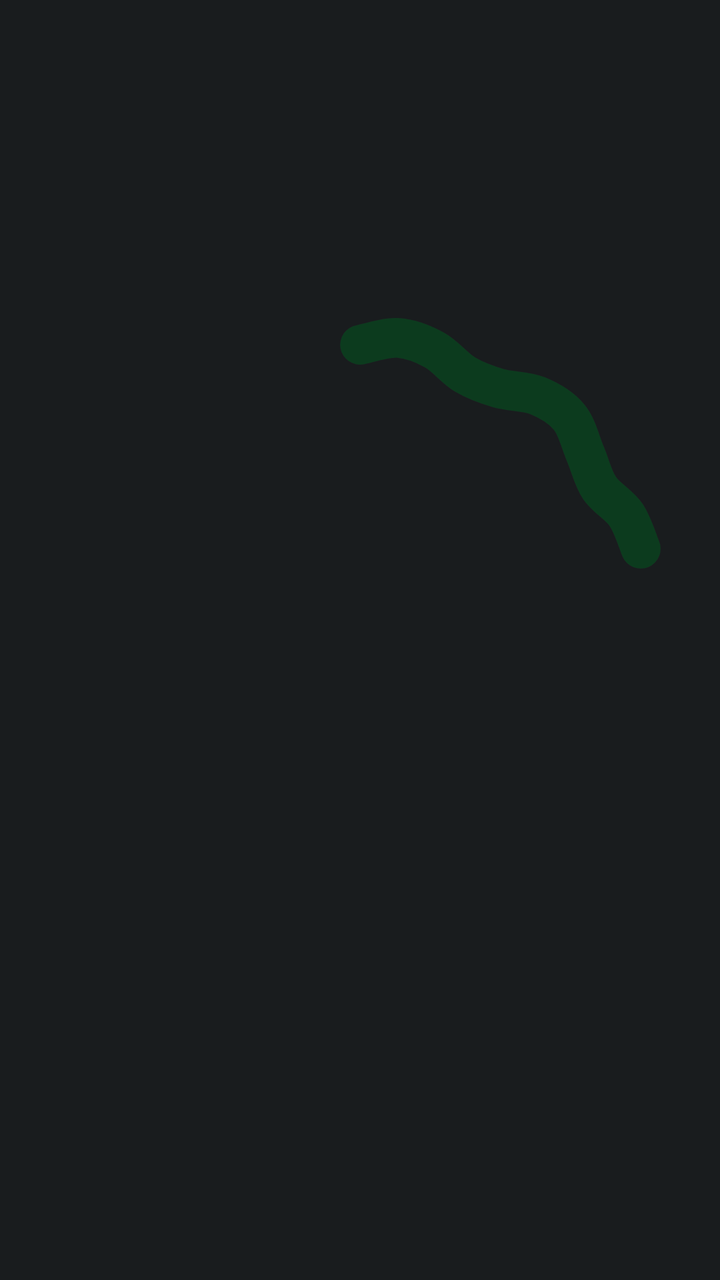
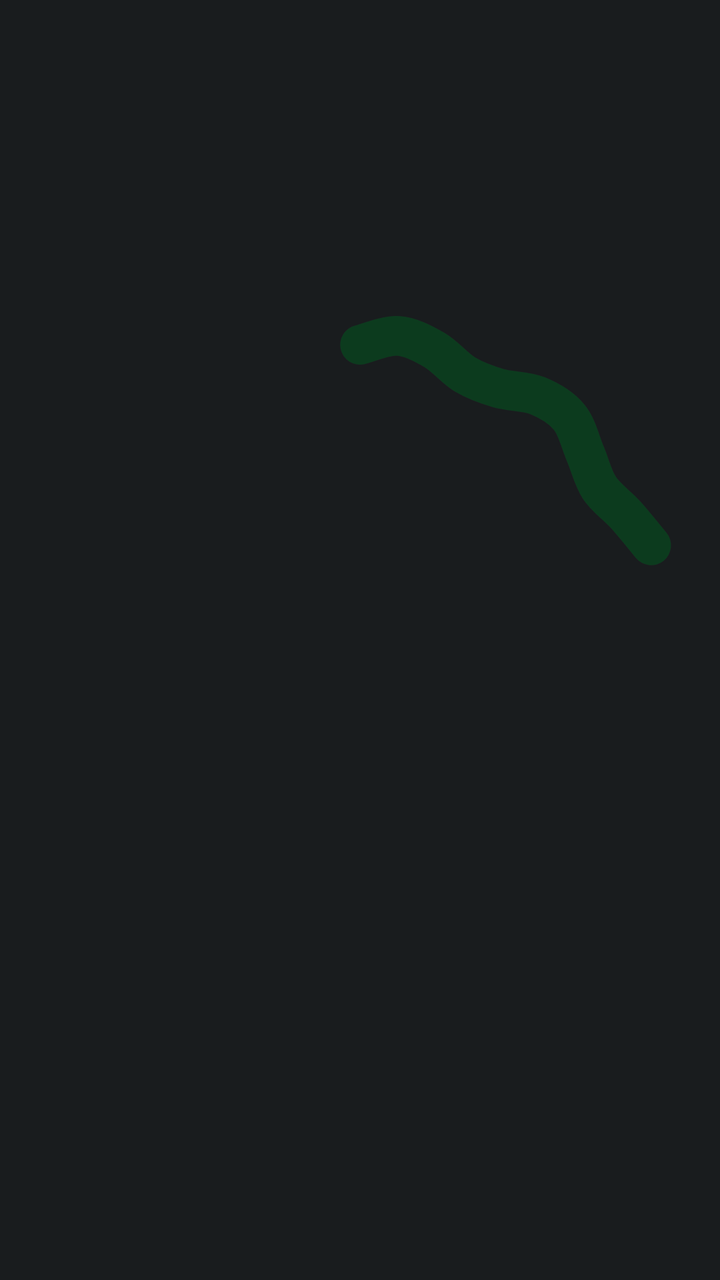

Screens rendered from an Android XML layout before and after an edit, with the pre-edit source and the edit as a unified diff.
<!-- AndroidManifest.xml: application theme AppTheme -->
<!-- res/layout/wave_20.xml -->
<?xml version="1.0" encoding="utf-8"?>
<ProgressBar xmlns:android="http://schemas.android.com/apk/res/android"
    android:id="@+id/wave"
    android:layout_width="120dp"
    android:layout_height="120dp"
    android:layout_gravity="center"
    android:indeterminate="true"
    android:indeterminateBehavior="repeat"
    android:indeterminateDuration="1600"
    android:indeterminateDrawable="@drawable/charge_wave_20"
    android:indeterminateTint="@color/g_on_charge"
    android:indeterminateTintMode="src_in" />
<!-- resources referenced by this layout -->
<resources>
  <color name="g_on_charge">#FF0C3B1E</color>
  <!-- drawable charge_wave_20: vector/xml drawable (drawable, 21716 chars, omitted) -->
  <style name="AppTheme" parent="@android:style/Theme.DeviceDefault.NoActionBar">
          <item name="android:windowBackground">@color/ui_bg</item>
          <item name="android:statusBarColor">@android:color/transparent</item>
          <item name="android:navigationBarColor">@android:color/transparent</item>
          <item name="android:windowLightStatusBar">false</item>
          <item name="android:windowLightNavigationBar">false</item>
      </style>
  <color name="ui_bg">@android:color/system_neutral1_900</color>
</resources>

<!-- the commit's change to res/layout/wave_20.xml (unified diff, before → after) -->
@@ -6,7 +6,7 @@
     android:layout_gravity="center"
     android:indeterminate="true"
     android:indeterminateBehavior="repeat"
-    android:indeterminateDuration="1600"
+    android:indeterminateDuration="1000"
     android:indeterminateDrawable="@drawable/charge_wave_20"
     android:indeterminateTint="@color/g_on_charge"
     android:indeterminateTintMode="src_in" />
<!-- resource entries referenced after the edit -->
@@ -1,7 +1,7 @@
 <!-- resources referenced by this layout -->
 <resources>
   <color name="g_on_charge">#FF0C3B1E</color>
-  <!-- drawable charge_wave_20: vector/xml drawable (drawable, 21716 chars, omitted) -->
+  <!-- drawable charge_wave_20: vector/xml drawable (drawable, 29071 chars, omitted) -->
   <style name="AppTheme" parent="@android:style/Theme.DeviceDefault.NoActionBar">
           <item name="android:windowBackground">@color/ui_bg</item>
           <item name="android:statusBarColor">@android:color/transparent</item>
